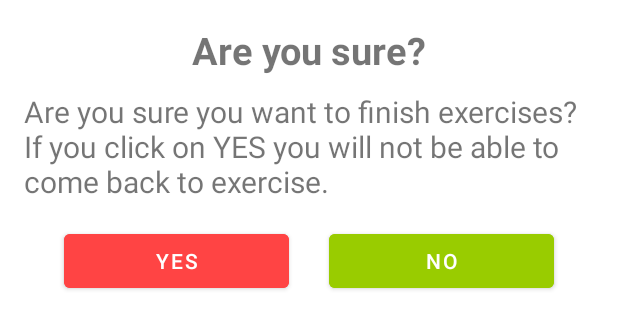
After one commit to zuna21/7-minutes-workout-android-app, an Android app: the layout custom_dialog_on_back_button.xml on its own in the app's theme, with its tools: preview values and no code run, on a phone screen of 412 x 824 dp. The commit adds this screen. Shown: the top 329 px of the screen. Run offline under Robolectric (Android 15) with nearby library versions, the phone set to English and light mode, and no system bars.

Commit message:
custom dialog for back button

```diff
--- a/app/src/main/java/com/example/a7minutesworkout/ExerciseActivity.kt
+++ b/app/src/main/java/com/example/a7minutesworkout/ExerciseActivity.kt
@@ -1,5 +1,6 @@
 package com.example.a7minutesworkout
 
+import android.app.Dialog
 import android.content.Intent
 import android.media.MediaPlayer
 import android.net.Uri
@@ -11,6 +12,7 @@ import android.util.Log
 import android.view.View
 import androidx.recyclerview.widget.LinearLayoutManager
 import com.example.a7minutesworkout.databinding.ActivityExerciseBinding
+import com.example.a7minutesworkout.databinding.CustomDialogOnBackButtonBinding
 import java.util.*
 import kotlin.collections.ArrayList
 
@@ -45,12 +47,32 @@ class ExerciseActivity : AppCompatActivity(), TextToSpeech.OnInitListener {
         tts = TextToSpeech(this, this)
 
         binding?.toolbarExercise?.setNavigationOnClickListener {
-            onBackPressed()
+            customDialogForBackButton()
         }
 
         setupExerciseStatusRecyclerView()
         setupRestView()
 
+    }
+
+    private fun customDialogForBackButton() {
+        val customDialog = Dialog(this)
+        val bindingCustomDialog = CustomDialogOnBackButtonBinding.inflate(layoutInflater)
+        customDialog.setContentView(bindingCustomDialog.root)
+        customDialog.setCanceledOnTouchOutside(false)
+        bindingCustomDialog.btnYes.setOnClickListener {
+            this@ExerciseActivity.finish()
+            customDialog.dismiss()
+        }
+        bindingCustomDialog.btnNo.setOnClickListener {
+            customDialog.dismiss()
+        }
+
+        customDialog.show()
+    }
+
+    override fun onBackPressed() {
+        customDialogForBackButton()
     }
 
     private fun setupExerciseStatusRecyclerView() {
--- /dev/null
+++ b/app/src/main/res/layout/custom_dialog_on_back_button.xml
@@ -0,0 +1,57 @@
+<?xml version="1.0" encoding="utf-8"?>
+<androidx.constraintlayout.widget.ConstraintLayout xmlns:android="http://schemas.android.com/apk/res/android"
+    android:layout_width="match_parent"
+    android:layout_height="wrap_content"
+    xmlns:app="http://schemas.android.com/apk/res-auto"
+    android:padding="16dp">
+
+    <TextView
+        android:id="@+id/tvAreYouSure"
+        android:layout_width="wrap_content"
+        android:layout_height="wrap_content"
+        android:text="Are you sure?"
+        android:textSize="25sp"
+        android:textStyle="bold"
+        app:layout_constraintTop_toTopOf="parent"
+        app:layout_constraintStart_toStartOf="parent"
+        app:layout_constraintEnd_toEndOf="parent"
+        />
+
+    <TextView
+        android:id="@+id/tvExplanation"
+        android:layout_width="wrap_content"
+        android:layout_height="wrap_content"
+        android:text="@string/explanation"
+        app:layout_constraintTop_toBottomOf="@id/tvAreYouSure"
+        app:layout_constraintStart_toStartOf="parent"
+        app:layout_constraintEnd_toEndOf="parent"
+        android:textSize="20sp"
+        android:layout_marginTop="10dp"
+        />
+
+    <Button
+        android:id="@+id/btnYes"
+        android:layout_width="150dp"
+        android:layout_height="wrap_content"
+        android:text="YES"
+        android:layout_marginTop="15dp"
+        android:backgroundTint="@android:color/holo_red_light"
+        app:layout_constraintTop_toBottomOf="@id/tvExplanation"
+        app:layout_constraintStart_toStartOf="parent"
+        app:layout_constraintEnd_toStartOf="@id/btnNo"
+        app:layout_constraintBottom_toBottomOf="parent"
+        />
+    <Button
+        android:id="@+id/btnNo"
+        android:layout_width="150dp"
+        android:layout_height="wrap_content"
+        android:text="NO"
+        android:layout_marginTop="15dp"
+        android:backgroundTint="@android:color/holo_green_light"
+        app:layout_constraintTop_toBottomOf="@id/tvExplanation"
+        app:layout_constraintStart_toEndOf="@id/btnYes"
+        app:layout_constraintEnd_toEndOf="parent"
+        app:layout_constraintBottom_toBottomOf="parent"
+        />
+
+</androidx.constraintlayout.widget.ConstraintLayout>
--- a/app/src/main/res/values/strings.xml
+++ b/app/src/main/res/values/strings.xml
@@ -3,4 +3,5 @@
     <string name="content_description_main">Main Image</string>
     <string name="button_start">START</string>
     <string name="get_ready_for">GET READY FOR</string>
+    <string name="explanation">Are you sure you want to finish exercises? If you click on YES you will not be able to come back to exercise.</string>
 </resources>
```
